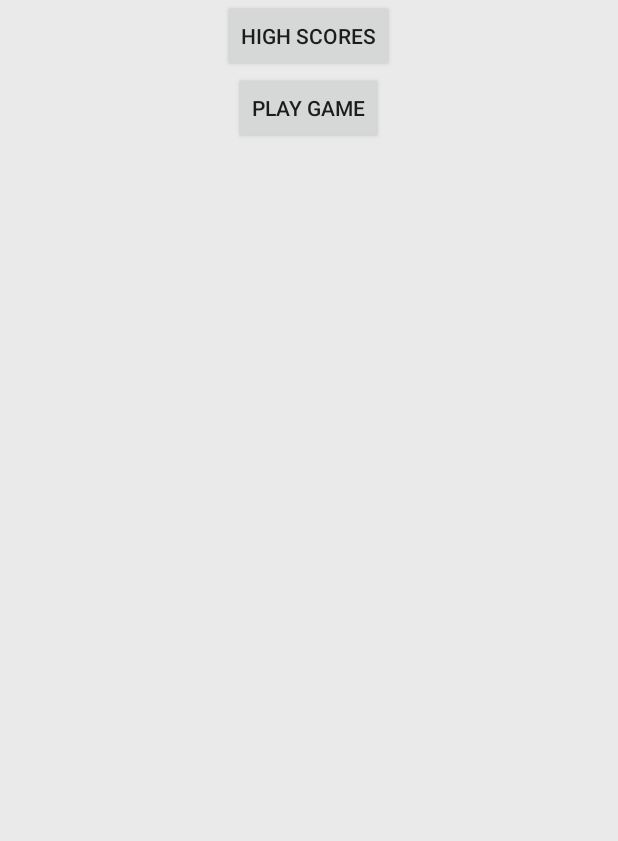
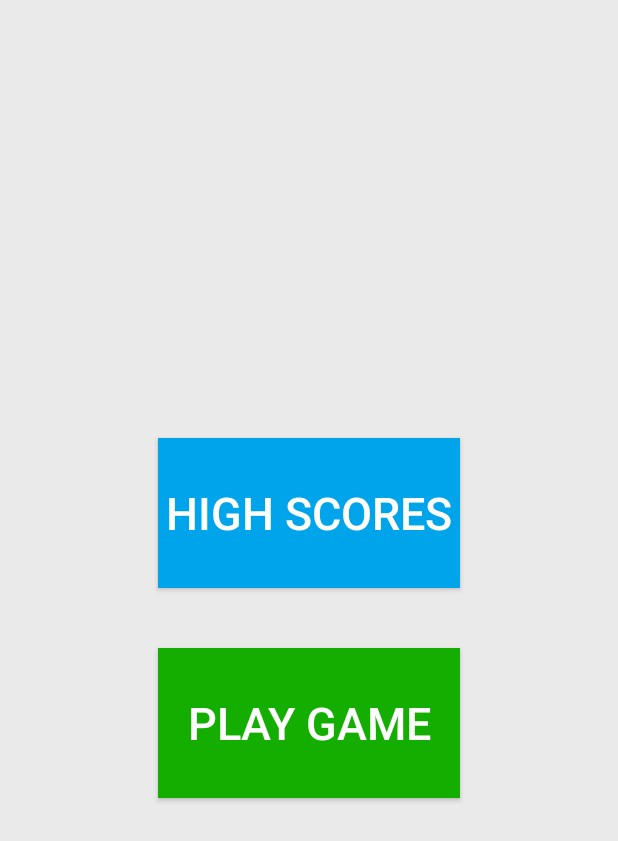
Before and after one commit to CWolfAnderson/Overly-Complicated_Minesweeper-android, an Android app: the screen it shows after launch (MainMenu), on a phone screen of 412 x 824 dp. Shown: the top 841 px of the screen. Run offline under Robolectric (Android 15) with nearby library versions, the phone set to English and light mode, and no system bars.

Commit message:
Made buttons sexy

```diff
--- a/app/src/main/res/layout/content_main_menu.xml
+++ b/app/src/main/res/layout/content_main_menu.xml
@@ -12,21 +12,36 @@
         android:orientation="vertical"
         android:layout_width="match_parent"
         android:layout_height="match_parent"
-        android:layout_alignParentTop="true">
+        android:gravity="center"
+        android:layout_alignParentTop="true"
+        android:weightSum="1">
 
         <Button
             android:id="@+id/scoresButton"
-            android:layout_width="wrap_content"
+            android:layout_width="201dp"
             android:layout_height="wrap_content"
             android:text="@string/button_scores"
-            android:layout_gravity="center_horizontal" />
+            android:layout_gravity="center_horizontal"
+            android:height="100dp"
+            android:width="100dp"
+            android:layout_marginBottom="20dp"
+            android:textSize="30sp"
+            android:background="#00a4eb"
+            android:textColor="#ffffff"
+            android:singleLine="false"/>
 
         <Button
             android:id="@+id/playButton"
-            android:layout_width="wrap_content"
+            android:layout_width="201dp"
             android:layout_height="wrap_content"
             android:text="@string/button_play"
-            android:layout_gravity="center_horizontal" />
+            android:layout_gravity="center_horizontal"
+            android:width="100dp"
+            android:height="100dp"
+            android:layout_marginTop="20dp"
+            android:textSize="30sp"
+            android:background="#14ae00"
+            android:textColor="#ffffff"/>
     </LinearLayout>
 
 </RelativeLayout>
```
Also changed, not shown: 3175 other files.
